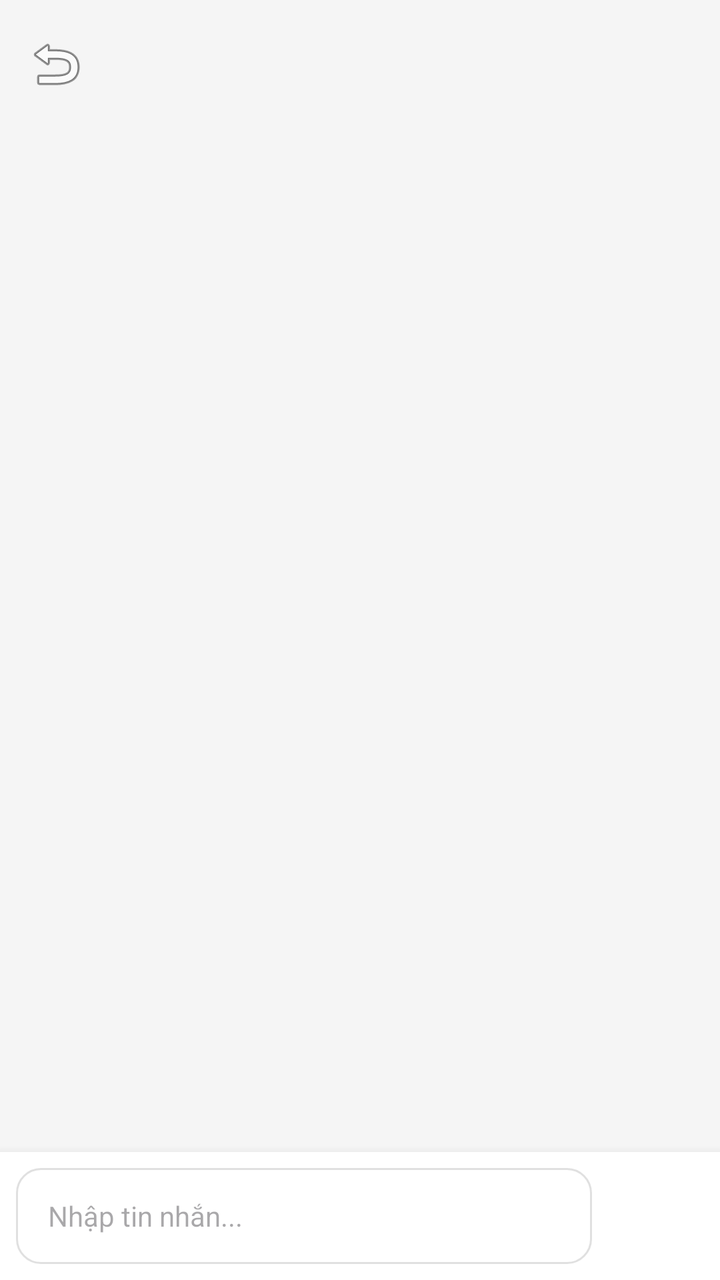
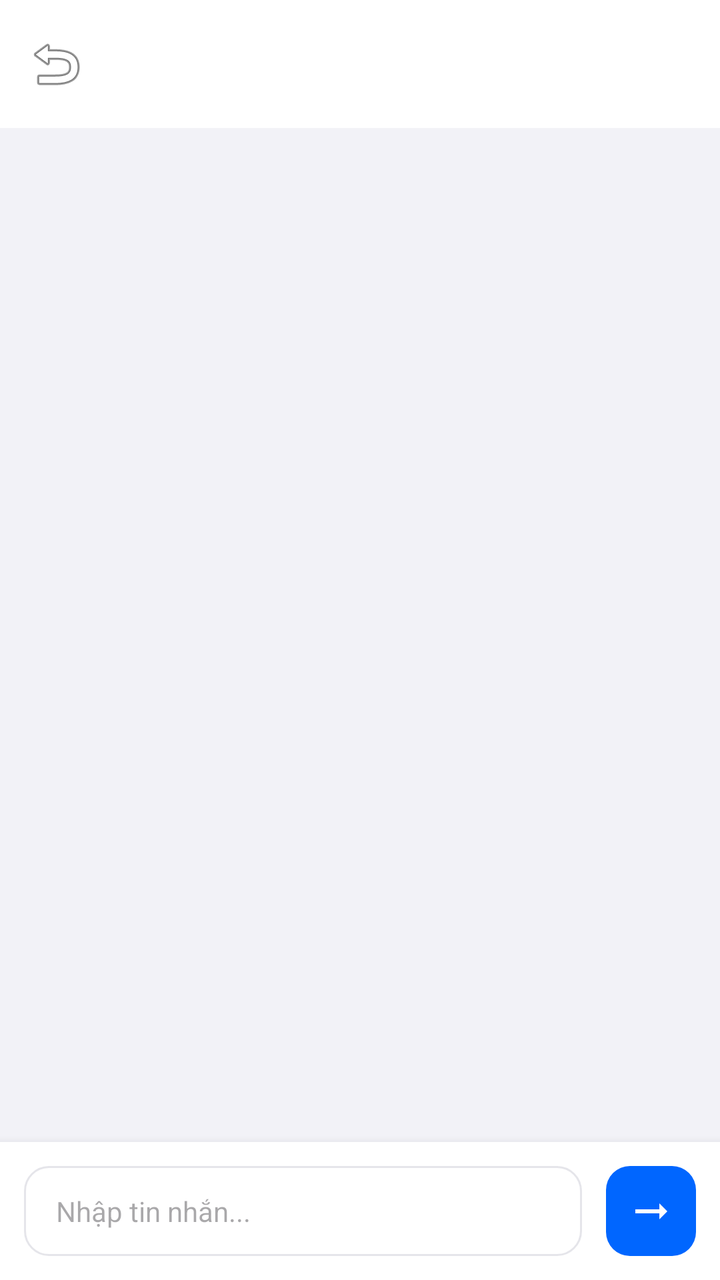

Compare the two renders of this Android layout. The source of the first and the diff that turns it into the second are given below.
<!-- AndroidManifest.xml: application theme Theme.DanoChatApp -->
<!-- res/layout/activity_chat.xml -->
<?xml version="1.0" encoding="utf-8"?>
<RelativeLayout xmlns:android="http://schemas.android.com/apk/res/android"
    xmlns:app="http://schemas.android.com/apk/res-auto"
    android:layout_width="match_parent"
    android:layout_height="match_parent"
    android:background="#F5F5F5">

    
    <androidx.appcompat.widget.Toolbar
        android:id="@+id/toolbar_chat"
        android:layout_width="match_parent"
        android:layout_height="?attr/actionBarSize"
        android:background="@color/primary"
        app:titleTextColor="@color/white"
        app:navigationIcon="@android:drawable/ic_menu_revert" />

    
    <androidx.recyclerview.widget.RecyclerView
        android:id="@+id/recycler_chat"
        android:layout_width="match_parent"
        android:layout_height="match_parent"
        android:layout_above="@+id/layout_input"
        android:layout_below="@id/toolbar_chat"
        android:padding="8dp"
        android:clipToPadding="false"/>

    
    <LinearLayout
        android:id="@+id/layout_input"
        android:layout_width="match_parent"
        android:layout_height="wrap_content"
        android:layout_alignParentBottom="true"
        android:background="@color/white"
        android:elevation="8dp"
        android:orientation="horizontal"
        android:padding="8dp"
        android:gravity="center_vertical">

        <EditText
            android:id="@+id/edit_chat_message"
            android:layout_width="0dp"
            android:layout_height="wrap_content"
            android:layout_weight="1"
            android:background="@drawable/edit_text_background"
            android:hint="Nhập tin nhắn..."
            android:minHeight="48dp"
            android:paddingHorizontal="16dp"
            android:textSize="14sp" />

        <ImageButton
            android:id="@+id/btn_chat_send"
            android:layout_width="48dp"
            android:layout_height="48dp"
            android:layout_marginStart="8dp"
            android:background="@drawable/btn_primary"
            android:src="@drawable/ic_arrow_right"
            app:tint="@color/white" />
    </LinearLayout>

</RelativeLayout>
<!-- resources referenced by this layout -->
<resources>
  <color name="white">#FFFFFFFF</color>
  <!-- drawable btn_primary (drawable) -->
  <?xml version="1.0" encoding="utf-8"?>
  <ripple xmlns:android="http://schemas.android.com/apk/res/android"
      android:color="#40FFFFFF">
      <item>
          <shape android:shape="rectangle">
              <solid android:color="@color/primary" />
              <corners android:radius="12dp" />
          </shape>
      </item>
  </ripple>
  <!-- drawable edit_text_background (drawable) -->
  <?xml version="1.0" encoding="utf-8"?>
  <shape xmlns:android="http://schemas.android.com/apk/res/android">
      <solid android:color="@color/white" />
      <stroke
          android:width="1dp"
          android:color="#E0E0E0" />
      <corners android:radius="12dp" />
  </shape>
  <!-- drawable ic_arrow_right (drawable) -->
  <vector xmlns:android="http://schemas.android.com/apk/res/android"
      android:width="24dp"
      android:height="24dp"
      android:viewportWidth="24"
      android:viewportHeight="24">
      <path
          android:fillColor="#FFFFFF"
          android:pathData="M16.01,11H4v2h12.01v3L20,12l-3.99,-4V11z" />
  </vector>
  <style name="Theme.DanoChatApp" parent="Base.Theme.DanoChatApp" />
  <style name="Base.Theme.DanoChatApp" parent="Theme.Material3.DayNight.NoActionBar">
          
          
      </style>
</resources>

<!-- the commit's change to res/layout/activity_chat.xml (unified diff, before → after) -->
@@ -3,28 +3,26 @@
     xmlns:app="http://schemas.android.com/apk/res-auto"
     android:layout_width="match_parent"
     android:layout_height="match_parent"
-    android:background="#F5F5F5">
+    android:background="@color/chat_bg">
 
-    
     <androidx.appcompat.widget.Toolbar
         android:id="@+id/toolbar_chat"
         android:layout_width="match_parent"
         android:layout_height="?attr/actionBarSize"
-        android:background="@color/primary"
-        app:titleTextColor="@color/white"
-        app:navigationIcon="@android:drawable/ic_menu_revert" />
+        android:background="@color/white"
+        android:elevation="4dp"
+        app:navigationIcon="@android:drawable/ic_menu_revert"
+        app:titleTextColor="@color/black" />
 
-    
     <androidx.recyclerview.widget.RecyclerView
         android:id="@+id/recycler_chat"
         android:layout_width="match_parent"
         android:layout_height="match_parent"
         android:layout_above="@+id/layout_input"
         android:layout_below="@id/toolbar_chat"
-        android:padding="8dp"
-        android:clipToPadding="false"/>
+        android:clipToPadding="false"
+        android:padding="12dp" />
 
-    
     <LinearLayout
         android:id="@+id/layout_input"
         android:layout_width="match_parent"
@@ -32,27 +30,28 @@
         android:layout_alignParentBottom="true"
         android:background="@color/white"
         android:elevation="8dp"
+        android:gravity="center_vertical"
         android:orientation="horizontal"
-        android:padding="8dp"
-        android:gravity="center_vertical">
+        android:padding="12dp">
 
         <EditText
             android:id="@+id/edit_chat_message"
             android:layout_width="0dp"
             android:layout_height="wrap_content"
             android:layout_weight="1"
-            android:background="@drawable/edit_text_background"
+            android:background="@drawable/edit_text_bg"
             android:hint="Nhập tin nhắn..."
-            android:minHeight="48dp"
+            android:inputType="textShortMessage|textAutoCorrect|textCapSentences"
+            android:minHeight="45dp"
             android:paddingHorizontal="16dp"
             android:textSize="14sp" />
 
         <ImageButton
             android:id="@+id/btn_chat_send"
-            android:layout_width="48dp"
-            android:layout_height="48dp"
-            android:layout_marginStart="8dp"
-            android:background="@drawable/btn_primary"
+            android:layout_width="45dp"
+            android:layout_height="45dp"
+            android:layout_marginStart="12dp"
+            android:background="@drawable/btn_primary_bg"
             android:src="@drawable/ic_arrow_right"
             app:tint="@color/white" />
     </LinearLayout>
<!-- resource entries referenced after the edit -->
@@ -1,24 +1,21 @@
 <!-- resources referenced by this layout -->
 <resources>
+  <color name="black">#FF000000</color>
+  <color name="chat_bg">#F2F2F7</color>
   <color name="white">#FFFFFFFF</color>
-  <!-- drawable btn_primary (drawable) -->
+  <!-- drawable btn_primary_bg (drawable) -->
   <?xml version="1.0" encoding="utf-8"?>
-  <ripple xmlns:android="http://schemas.android.com/apk/res/android"
-      android:color="#40FFFFFF">
-      <item>
-          <shape android:shape="rectangle">
-              <solid android:color="@color/primary" />
-              <corners android:radius="12dp" />
-          </shape>
-      </item>
-  </ripple>
-  <!-- drawable edit_text_background (drawable) -->
+  <shape xmlns:android="http://schemas.android.com/apk/res/android">
+      <solid android:color="@color/primary" />
+      <corners android:radius="12dp" />
+  </shape>
+  <!-- drawable edit_text_bg (drawable) -->
   <?xml version="1.0" encoding="utf-8"?>
   <shape xmlns:android="http://schemas.android.com/apk/res/android">
       <solid android:color="@color/white" />
       <stroke
           android:width="1dp"
-          android:color="#E0E0E0" />
+          android:color="#E5E5EA" />
       <corners android:radius="12dp" />
   </shape>
   <!-- drawable ic_arrow_right (drawable) -->
@@ -32,9 +29,16 @@
           android:pathData="M16.01,11H4v2h12.01v3L20,12l-3.99,-4V11z" />
   </vector>
   <style name="Theme.DanoChatApp" parent="Base.Theme.DanoChatApp" />
+  <color name="primary">#0066FF</color>
   <style name="Base.Theme.DanoChatApp" parent="Theme.Material3.DayNight.NoActionBar">
           
-          
+          <item name="colorPrimary">@color/primary</item>
+          <item name="colorPrimaryVariant">@color/primary_dark</item>
+          <item name="colorSecondary">@color/secondary</item>
+          <item name="android:statusBarColor">@color/white</item>
+          <item name="android:windowLightStatusBar">true</item>
       </style>
+  <color name="primary_dark">#0052CC</color>
+  <color name="secondary">#FF9500</color>
 </resources>
 
